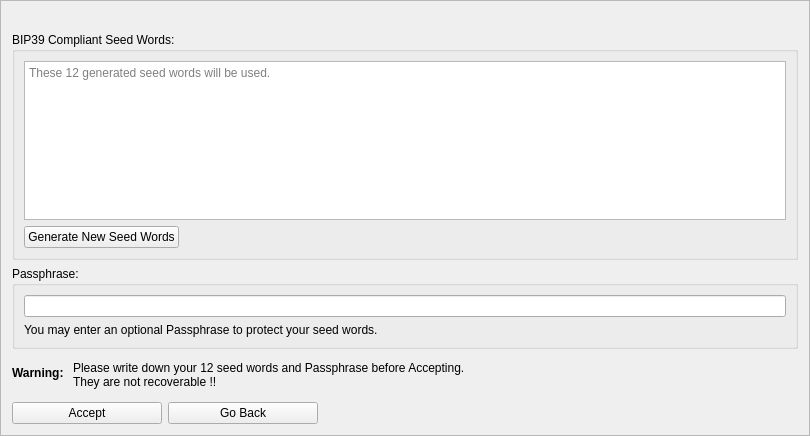
Old version of the form src/qt/forms/mnemonicdialog2.ui in the repository RavenProject/Ravencoin.
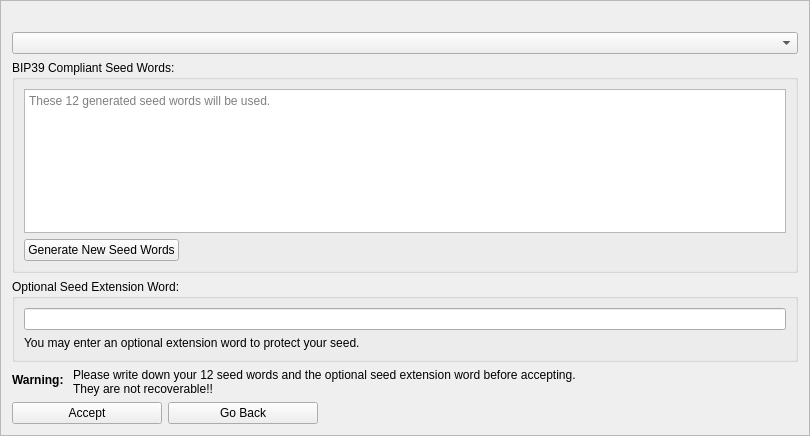
New version of the form.

```diff
--- a/src/qt/forms/mnemonicdialog2.ui
+++ b/src/qt/forms/mnemonicdialog2.ui
@@ -118,6 +118,9 @@
      </property>
     </widget>
    </item>
+   <item>
+    <widget class="QComboBox" name="languageSeedWords"/>
+   </item>
    <item>
     <widget class="QGroupBox" name="groupBox">
      <property name="title">
@@ -199,7 +202,7 @@
    <item>
     <widget class="QGroupBox" name="groupBox_2">
      <property name="title">
-      <string>Passphrase:</string>
+      <string>Optional Seed Extension Word:</string>
      </property>
      <layout class="QVBoxLayout" name="verticalLayout_2">
       <item>
@@ -212,7 +215,7 @@
       <item>
        <widget class="QLabel" name="passphraseLabel">
         <property name="text">
-         <string>You may enter an optional Passphrase to protect your seed words.</string>
+         <string>You may enter an optional extension word to protect your seed.</string>
         </property>
        </widget>
       </item>
@@ -250,8 +253,8 @@
      <item row="1" column="1">
       <widget class="QLabel" name="label_2">
        <property name="text">
-        <string>Please write down your 12 seed words and Passphrase before Accepting. 
-They are not recoverable !!</string>
+        <string>Please write down your 12 seed words and the optional seed extension word before accepting.
+They are not recoverable!!</string>
        </property>
       </widget>
      </item>
```
Left out of the diff: 4 changed lines with no effect on the pictures.
